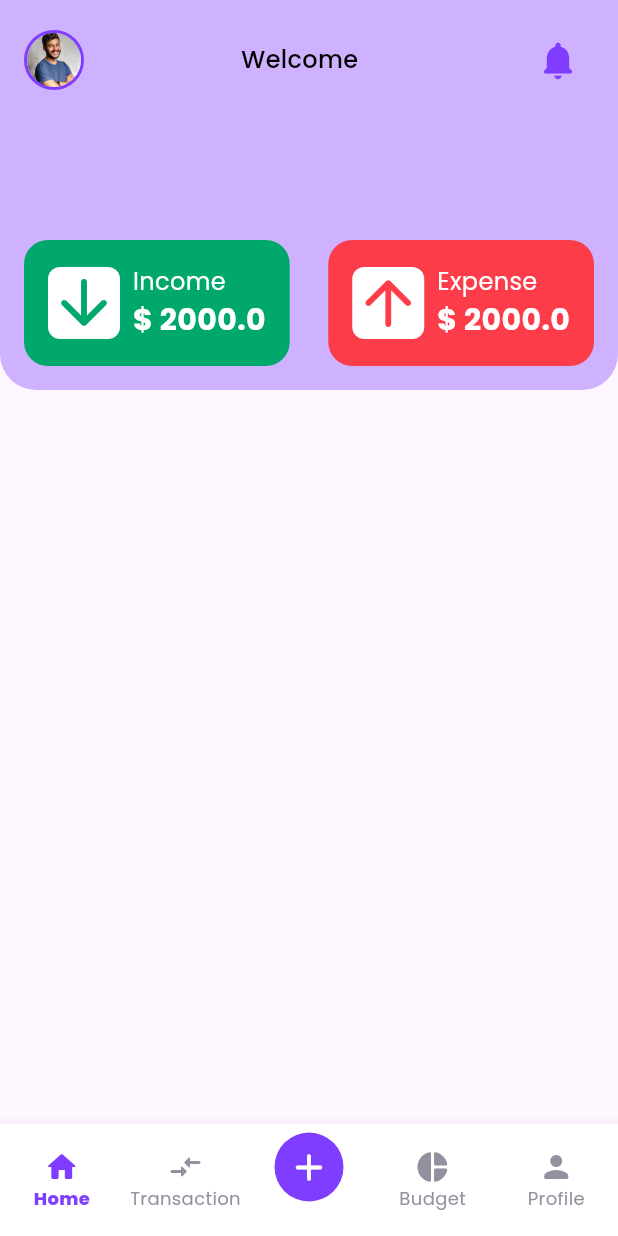
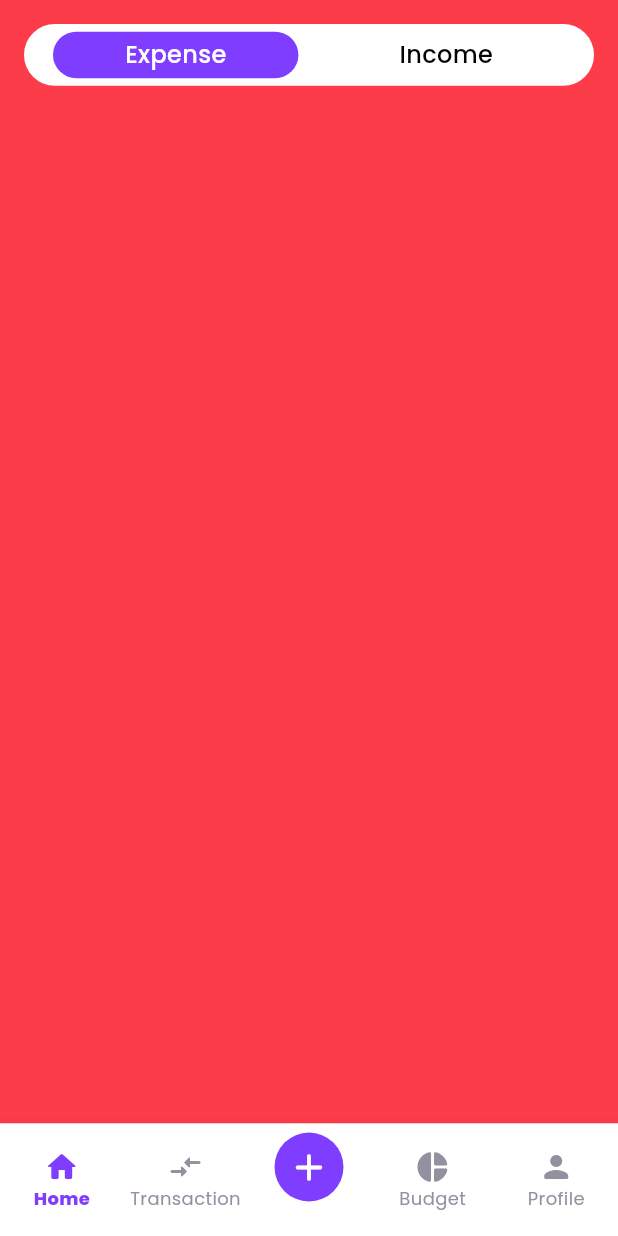
Before and after one commit to arjunalakshan/expense-tracker, a Flutter app: the NavigationRouteView screen opened directly, on a phone screen of 412 x 824 dp. Run offline on Flutter 3.47's test engine with Material 3 defaults, Android fonts, the phone set to English and light mode, and no system bars; our stand-ins replace google_fonts, shared_preferences, smooth_page_indicator; accounts and stored records are empty.

Commit message:
Implemeted custom submenu UI for Add new screen

```diff
--- a/lib/views/add_new/add_new_view.dart
+++ b/lib/views/add_new/add_new_view.dart
@@ -1,3 +1,5 @@
+import 'package:expense_tracker/utils/colors.dart';
+import 'package:expense_tracker/utils/measurements.dart';
 import 'package:flutter/material.dart';
 
 class AddNewView extends StatefulWidget {
@@ -8,11 +10,84 @@ class AddNewView extends StatefulWidget {
 }
 
 class _AddNewViewState extends State<AddNewView> {
+  int _selectedSubMenuIndex = 0;
+
   @override
   Widget build(BuildContext context) {
     return Scaffold(
-      appBar: AppBar(
-        title: Text("Add new View"),
+      backgroundColor: _selectedSubMenuIndex == 0 ? kRed : kGreen,
+      body: SafeArea(
+        child: SingleChildScrollView(
+          child: Padding(
+            padding: const EdgeInsets.all(defaultPadding),
+            child: Stack(children: [
+              Container(
+                height: MediaQuery.sizeOf(context).height * 0.05,
+                decoration: BoxDecoration(
+                  color: kWhite,
+                  borderRadius: BorderRadius.circular(120),
+                ),
+                child: Row(
+                  mainAxisAlignment: MainAxisAlignment.spaceEvenly,
+                  children: [
+                    GestureDetector(
+                      onTap: () {
+                        setState(() {
+                          _selectedSubMenuIndex = 0;
+                        });
+                      },
+                      child: Container(
+                        padding: const EdgeInsets.symmetric(
+                          horizontal: defaultPadding * 3,
+                          vertical: 4,
+                        ),
+                        decoration: BoxDecoration(
+                          color:
+                              _selectedSubMenuIndex == 0 ? kMainColor : kWhite,
+                          borderRadius: BorderRadius.circular(120),
+                        ),
+                        child: Text(
+                          "Expense",
+                          style: TextStyle(
+                            color: _selectedSubMenuIndex == 0 ? kWhite : kBlack,
+                            fontSize: 16,
+                            fontWeight: FontWeight.w500,
+                          ),
+                        ),
+                      ),
+                    ),
+                    GestureDetector(
+                      onTap: () {
+                        setState(() {
+                          _selectedSubMenuIndex = 1;
+                        });
+                      },
+                      child: Container(
+                        padding: const EdgeInsets.symmetric(
+                          horizontal: defaultPadding * 3,
+                          vertical: 4,
+                        ),
+                        decoration: BoxDecoration(
+                          color:
+                              _selectedSubMenuIndex == 1 ? kMainColor : kWhite,
+                          borderRadius: BorderRadius.circular(120),
+                        ),
+                        child: Text(
+                          "Income",
+                          style: TextStyle(
+                            color: _selectedSubMenuIndex == 1 ? kWhite : kBlack,
+                            fontSize: 16,
+                            fontWeight: FontWeight.w500,
+                          ),
+                        ),
+                      ),
+                    ),
+                  ],
+                ),
+              ),
+            ]),
+          ),
+        ),
       ),
     );
   }
--- a/lib/views/navigation_route/navigation_route_view.dart
+++ b/lib/views/navigation_route/navigation_route_view.dart
@@ -20,9 +20,9 @@ class _NavigationRouteViewState extends State<NavigationRouteView> {
   @override
   Widget build(BuildContext context) {
     final List<Widget> mainViews = [
+      AddNewView(),
       HomeView(),
       TransactionView(),
-      AddNewView(),
       BudgetView(),
       ProfileView(),
     ];
```
Also changed, not shown: lib/model/expense_model.dart (added, +48 -0 lines), lib/model/income_model.dart (added, +46 -0 lines).
